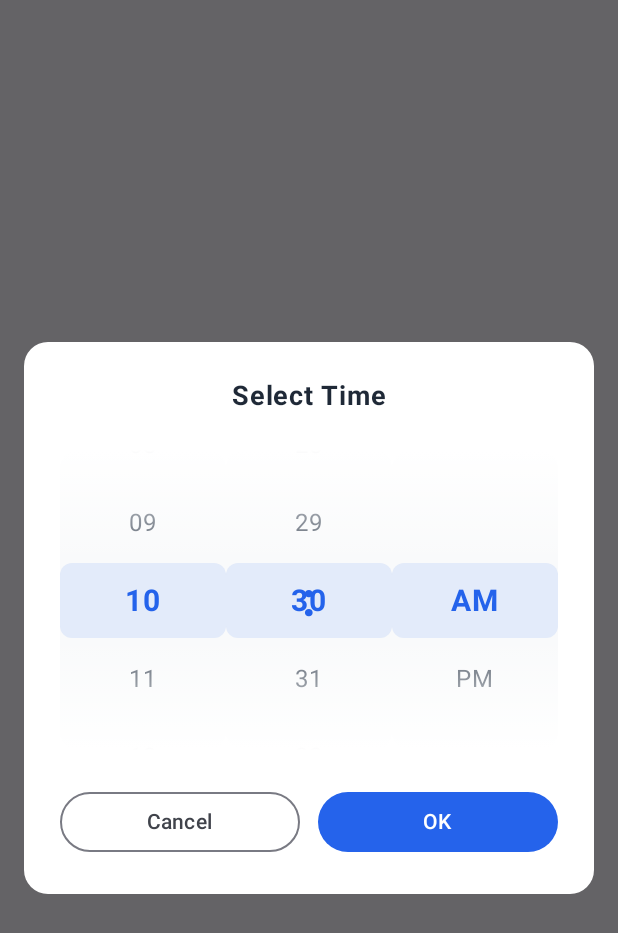
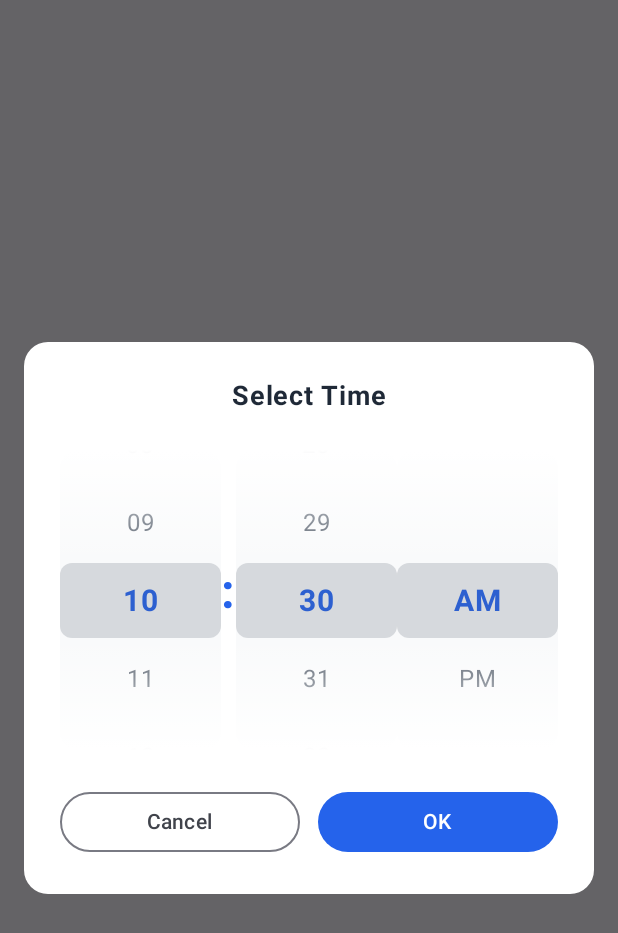
Before and after one commit to wahidsuman/Pill-, an Android app built with Jetpack Compose: the composable NativeTimePickerDialog shown on its own in the app's theme, on a phone screen of 412 x 824 dp. Shown: the top 933 px of the screen. Run offline under Robolectric (Android 15) with nearby library versions, the phone set to English and light mode, and no system bars.

Commit message:
Fix time picker layout and selection logic
- Move colon between hour and minute wheels (not center of screen)
- Position colon vertically centered with gray selection zone
- Change selection indicator to gray zone (Gray600 with alpha)
- Deep blue selected time now appears in the gray zone
- Whatever time falls into gray zone gets selected
- Proper wheel-style time picker layout: [Hour] : [Minute] [AM/PM]
- Fix selection logic - gray zone shows selected time in deep blue

```diff
--- a/app/src/main/java/com/pilltracker/app/ui/components/AddPillModal.kt
+++ b/app/src/main/java/com/pilltracker/app/ui/components/AddPillModal.kt
@@ -374,9 +374,6 @@ fun NativeTimePickerDialog(
                 Spacer(modifier = Modifier.height(24.dp))
 
                 // Wheel-style Time Picker
-                Box(
-                    modifier = Modifier.fillMaxWidth()
-                ) {
                 Row(
                     modifier = Modifier.fillMaxWidth(),
                     horizontalArrangement = Arrangement.SpaceEvenly
@@ -393,6 +390,15 @@ fun NativeTimePickerDialog(
                             selectedHour = if (isAM) hour else hour + 12
                         },
                         modifier = Modifier.weight(1f)
+                    )
+
+                    // Colon between hour and minute
+                    Text(
+                        text = ":",
+                        fontSize = 32.sp,
+                        fontWeight = FontWeight.Bold,
+                        color = Blue600,
+                        modifier = Modifier.padding(vertical = 75.dp) // Center vertically with the gray zone
                     )
 
                     // Minute Wheel
@@ -418,18 +424,6 @@ fun NativeTimePickerDialog(
                             }
                         },
                         modifier = Modifier.weight(1f)
-                        )
-                    }
-
-                    // Colon positioned in the middle of the gray selection zone
-                    Text(
-                        text = ":",
-                        fontSize = 32.sp,
-                        fontWeight = FontWeight.Bold,
-                        color = Blue600,
-                        modifier = Modifier
-                            .align(Alignment.Center)
-                            .offset(x = 0.dp, y = 0.dp) // Center in the gray zone
                     )
                 }
 
@@ -712,13 +706,13 @@ fun WheelTimeSelector(
             }
         }
 
-        // Selection indicator lines
+        // Selection indicator lines - gray zone
         Box(
             modifier = Modifier
                 .fillMaxWidth()
                 .height(50.dp)
                 .background(
-                    color = Blue600.copy(alpha = 0.1f),
+                    color = Gray600.copy(alpha = 0.2f),
                     shape = RoundedCornerShape(8.dp)
                 )
                 .align(Alignment.Center)
```
Lines whose indentation alone changed are shown as unchanged.
